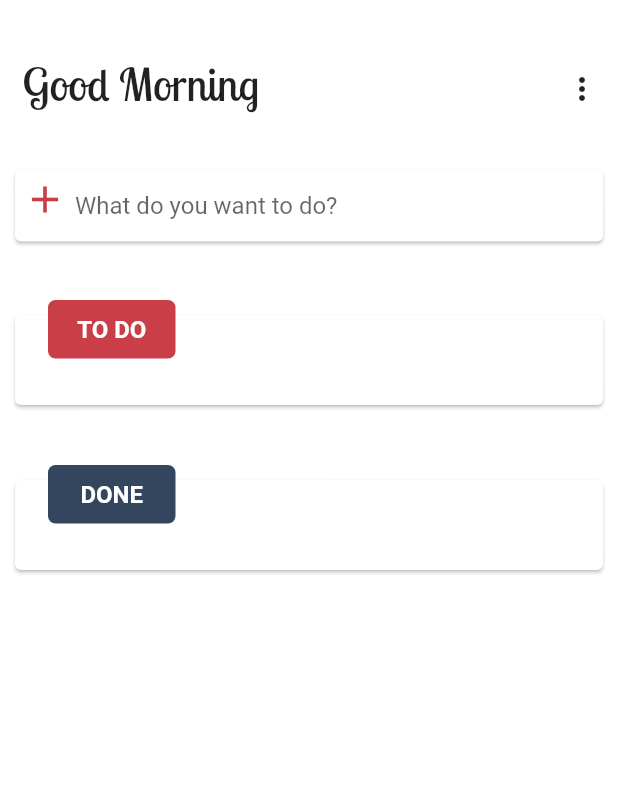
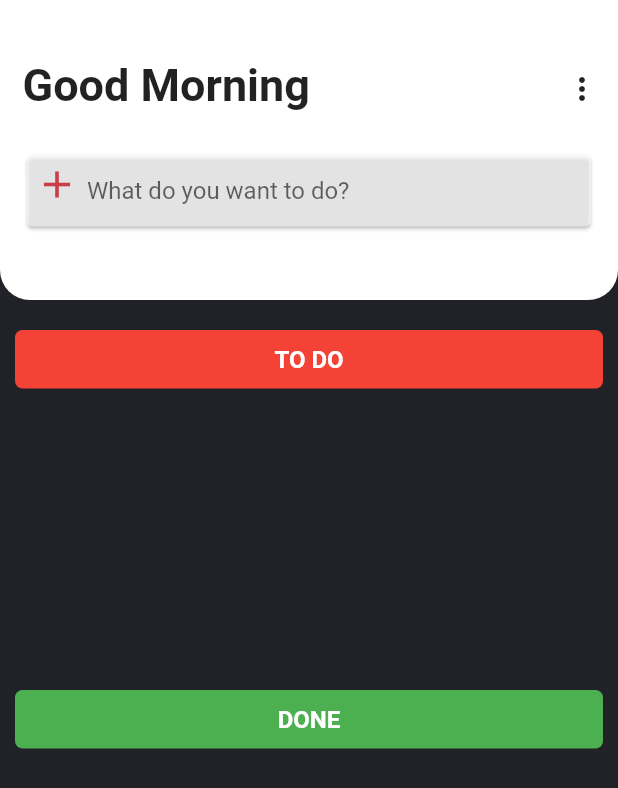
Before and after one commit to saiashish90/todoapp, a Flutter app: the screen it shows after launch, on a phone screen of 412 x 824 dp. Shown: the top 788 px of the screen. Run offline on Flutter 3.47's test engine with Material 2 defaults, Android fonts, the phone set to English and light mode, and no system bars; our stand-ins replace sqflite; accounts and stored records are empty.

Commit message:
Major UI Changes: Materialised the User Interface

```diff
--- a/lib/main.dart
+++ b/lib/main.dart
@@ -1,6 +1,7 @@
-
 import 'package:flutter/material.dart';
+import 'package:flutter/services.dart';
 import 'package:flutter_todos/constants.dart';
+import 'package:flutter_todos/utils/colors.dart';
 import 'package:flutter_todos/widgets/header.dart';
 import 'package:flutter_todos/widgets/task_input.dart';
 import 'package:flutter_todos/widgets/todo.dart';
@@ -15,11 +16,13 @@ void main() => runApp(TodosApp());
 class TodosApp extends StatelessWidget {
   @override
   Widget build(BuildContext context) {
+    SystemChrome.setSystemUIOverlayStyle(SystemUiOverlayStyle.dark.copyWith(
+        statusBarColor: Colors.white, // Color for Android
+        statusBarBrightness:
+            Brightness.dark // Dark == white status bar -- for IOS.
+        ));
     return MaterialApp(
       debugShowCheckedModeBanner: false,
-      theme: ThemeData.light().copyWith(
-        backgroundColor: Colors.white24,
-      ),
       title: kAppTitle,
       home: HomeScreen(),
     );
@@ -47,7 +50,7 @@ class _HomeScreenState extends State<HomeScreen> {
   @override
   Widget build(BuildContext context) {
     return Scaffold(
-      backgroundColor: Theme.of(context).backgroundColor,
+      backgroundColor: darkGreyColor,
       body: SafeArea(
         child: GestureDetector(
           onTap: () {
@@ -56,8 +59,14 @@ class _HomeScreenState extends State<HomeScreen> {
           child: CustomScrollView(
             slivers: <Widget>[
               SliverAppBar(
-                backgroundColor: Theme.of(context).backgroundColor,
+                shape: RoundedRectangleBorder(
+                    borderRadius: BorderRadius.only(
+                  bottomLeft: Radius.circular(20),
+                  bottomRight: Radius.circular(20),
+                )),
                 floating: true,
+                pinned: true,
+                backgroundColor: Colors.white,
                 flexibleSpace: FlexibleSpaceBar(
                   background: Column(
                     children: <Widget>[
@@ -83,7 +92,7 @@ class _HomeScreenState extends State<HomeScreen> {
                                 ),
                               ),
                               Container(
-                                margin: EdgeInsets.only(top: 20),
+                                margin: EdgeInsets.only(top: 10),
                                 child: TaskInput(
                                   onSubmitted: addTaskInTodo,
                                 ), // Add Todos
@@ -95,6 +104,7 @@ class _HomeScreenState extends State<HomeScreen> {
                     ],
                   ),
                 ),
+
                 expandedHeight: 200,
               ),
               SliverList(
--- a/lib/widgets/header.dart
+++ b/lib/widgets/header.dart
@@ -12,10 +12,7 @@ class Header extends StatelessWidget {
         padding: EdgeInsets.only(left: 15.0, top: 30.0),
         child: Text(
           msg,
-          style: Theme.of(context)
-              .textTheme
-              .headline
-              .copyWith(fontFamily: 'Lobster Two', fontSize: 30),
+          style: TextStyle(fontWeight: FontWeight.bold, fontSize: 30 )
         ),
       ),
     );
--- a/lib/widgets/popup.dart
+++ b/lib/widgets/popup.dart
@@ -3,7 +3,7 @@ import 'package:flutter_todos/model/db_wrapper.dart';
 import 'package:flutter_todos/utils/utils.dart';
 
 class Popup extends StatelessWidget {
-  Function getTodosAndDones;
+  final Function getTodosAndDones;
 
   Popup({this.getTodosAndDones});
 
--- a/lib/widgets/shared.dart
+++ b/lib/widgets/shared.dart
@@ -1,23 +1,21 @@
 import 'package:flutter/material.dart';
-import 'package:flutter_todos/utils/colors.dart';
 
 class SharedWidget {
   static Widget getCardHeader(
       {@required BuildContext context,
       @required String text,
       Color textColor = Colors.white,
-      int backgroundColorCode = TodosColor.kPrimaryColorCode,
+      Color backgroundColorCode = Colors.red,
       double customFontSize}) {
     customFontSize ??= Theme.of(context).textTheme.title.fontSize;
 
     return Container(
-      width: 85,
       alignment: AlignmentDirectional.center,
-      margin: EdgeInsets.only(left: 32),
+      margin: EdgeInsets.only(left:10, right: 10, top: 20),
       padding: EdgeInsets.all(10),
       decoration: BoxDecoration(
         borderRadius: BorderRadius.circular(5),
-        color: Color(backgroundColorCode),
+        color: backgroundColorCode,
       ),
       child: Text(
         text,
--- a/lib/widgets/task_input.dart
+++ b/lib/widgets/task_input.dart
@@ -16,8 +16,8 @@ class _TaskInputState extends State<TaskInput> {
   Widget build(BuildContext context) {
     return Container(
       child: Card(
-        margin: EdgeInsets.symmetric(vertical: 10, horizontal: 10),
-        color: Colors.white,
+        margin: EdgeInsets.symmetric(vertical: 10, horizontal: 18),
+        color: Colors.white60,
         child: Row(
           crossAxisAlignment: CrossAxisAlignment.start,
           children: <Widget>[
@@ -33,7 +33,7 @@ class _TaskInputState extends State<TaskInput> {
             Expanded(
               child: TextField(
                 minLines: 1,
-                maxLines: 2,
+                maxLines: 3,
                 decoration: InputDecoration(
                     hintText: 'What do you want to do?',
                     border: InputBorder.none),
```
Also changed, not shown: lib/utils/colors.dart (+18 -0 lines), lib/widgets/done.dart (+19 -22 lines), lib/widgets/todo.dart (+20 -22 lines).
